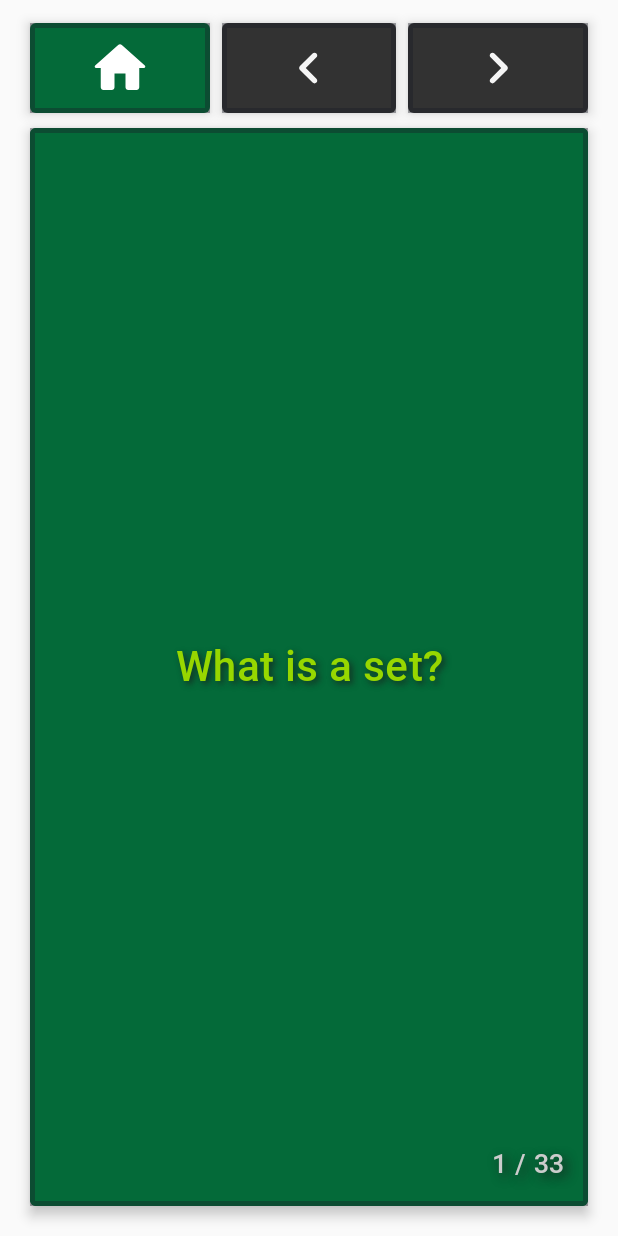
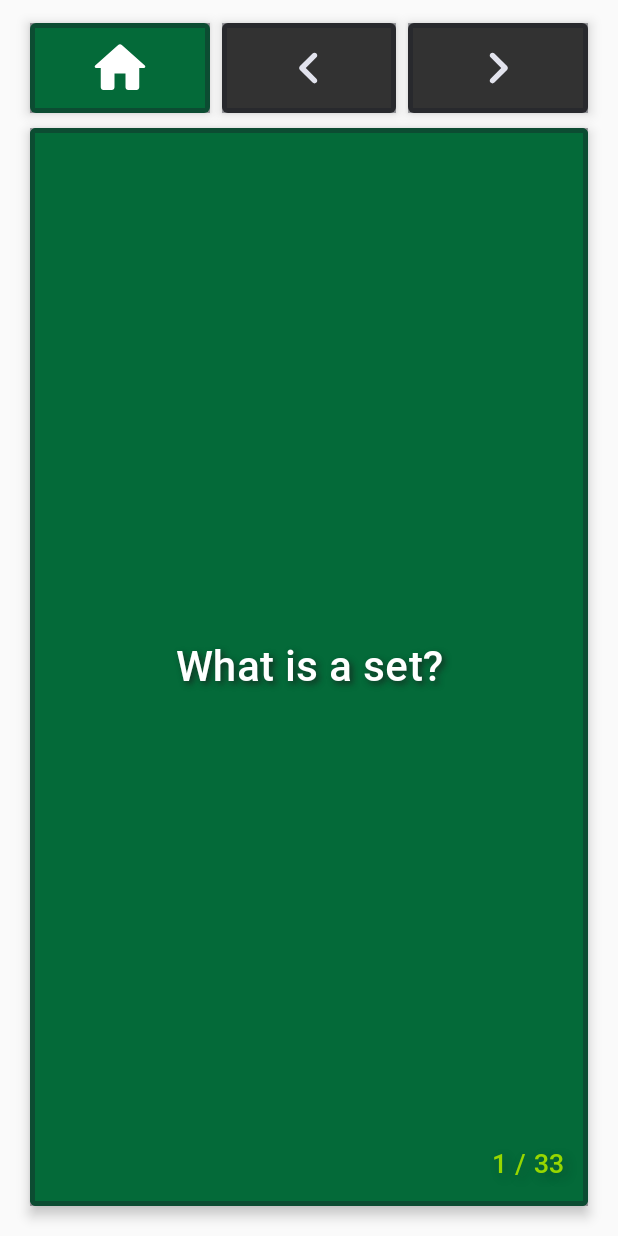
Before and after one commit to Tyler-Lopez/CS-TriviaApp, an Android app built with Jetpack Compose: the composable FlashcardView called with empty values, on a phone screen of 412 x 824 dp. Run offline under Robolectric (Android 15) with nearby library versions, the phone set to English and light mode, and no system bars.

Commit message:
Theming work

```diff
--- a/app/src/main/java/com/company/triviaapp/Flashcard.kt
+++ b/app/src/main/java/com/company/triviaapp/Flashcard.kt
@@ -146,13 +146,13 @@ fun FlashcardView(navController: NavController, listID: String?) {
                 else
                     list.value[activeState.value].second
                 val textColor = if (isQuestion.value)
-                    MaterialTheme.colors.primaryVariant
+                    MaterialTheme.colors.onSurface
                 else
-                    MaterialTheme.colors.onSurface
+                    MaterialTheme.colors.onSecondary
                 val fontWeight = if (isQuestion.value)
                     FontWeight.Medium
                 else
-                    FontWeight.Light
+                    FontWeight.Medium
                 Card(
                //     shape = RoundedCornerShape(10.dp),
                     modifier = Modifier
@@ -202,13 +202,13 @@ fun FlashcardView(navController: NavController, listID: String?) {
                         ) {
                             Text(
                                 text = "${activeState.value + 1} / ${list.value.lastIndex + 1}",
-                                color = Color.LightGray,
+                                color = MaterialTheme.colors.primaryVariant,
                                 fontSize = 18.sp,
                                 fontFamily = roboto,
                                 fontWeight = FontWeight.Medium,
                                 style = MaterialTheme.typography.h4.copy(
                                     shadow = Shadow(
-                                        color = Color(0.1f, 0.1f, 0.1f, 0.9f),
+                                        color = Color(0.1f, 0.1f, 0.1f, 0.3f),
                                         offset = Offset(4f, 4f),
                                         blurRadius = 8f
                                     )
--- a/app/src/main/java/com/company/triviaapp/ui/theme/Theme.kt
+++ b/app/src/main/java/com/company/triviaapp/ui/theme/Theme.kt
@@ -15,9 +15,9 @@ private val DarkColorPalette = darkColors(
     primaryVariant = Blurple200,
     secondary = Teal700,
     secondaryVariant = Color(20, 20, 20),
-    onSecondary = Teal700,
+    onSecondary = Purplish300,
     surface = Purplish900,
-    onSurface = White50,
+    onSurface = White200,
     )
 
 private val LightColorPalette = lightColors(
@@ -28,7 +28,7 @@ private val LightColorPalette = lightColors(
     primaryVariant = NeonGreen,
     secondary = Black700,
     secondaryVariant = Color(50, 50, 50),
-    onSecondary = White200,
+    onSecondary = Black200,
     surface = Green900,
     onSurface = White50,
 
```
